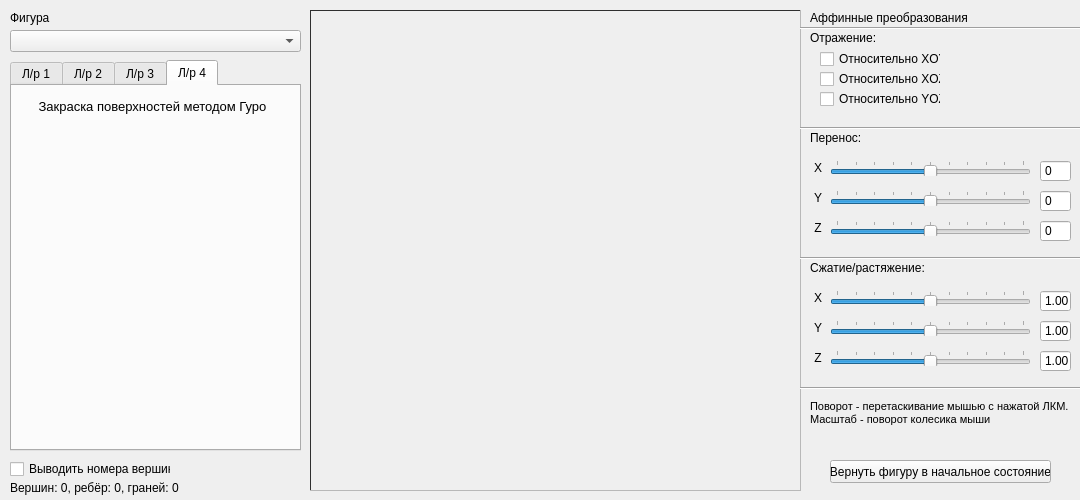
SmirnuX/crystalls, file mainwindow.ui: the form before one commit.
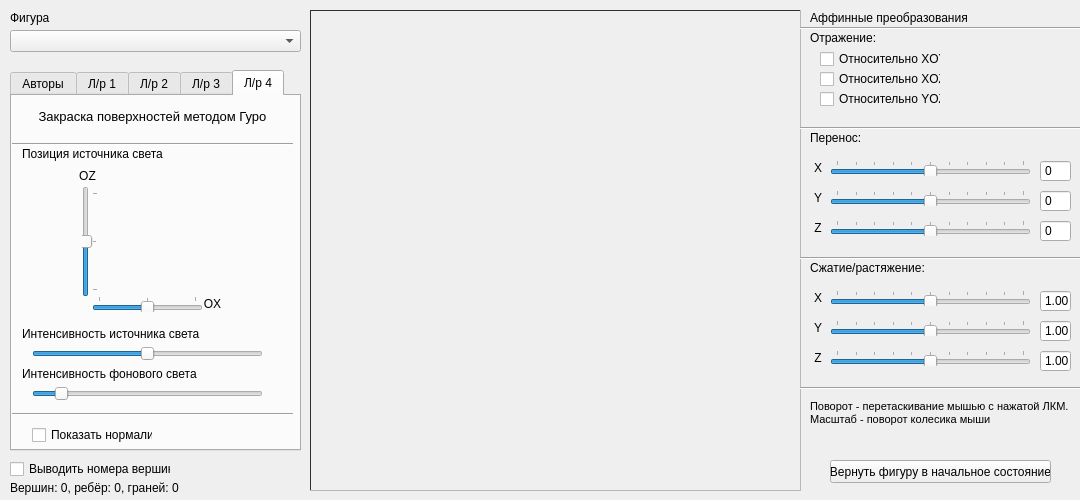
The form after the commit. The open tabs and pages were chosen to show the change. Custom widgets are drawn as their Qt base class.

```diff
--- a/mainwindow.ui
+++ b/mainwindow.ui
@@ -1004,9 +1004,9 @@
     <property name="geometry">
      <rect>
       <x>10</x>
-      <y>60</y>
+      <y>70</y>
       <width>291</width>
-      <height>391</height>
+      <height>381</height>
      </rect>
     </property>
     <property name="tabShape">
@@ -1018,6 +1018,142 @@
     <property name="tabsClosable">
      <bool>false</bool>
     </property>
+    <widget class="QWidget" name="tab_about">
+     <attribute name="title">
+      <string>Авторы</string>
+     </attribute>
+     <widget class="QLabel" name="coordsName_13">
+      <property name="geometry">
+       <rect>
+        <x>10</x>
+        <y>10</y>
+        <width>261</width>
+        <height>16</height>
+       </rect>
+      </property>
+      <property name="font">
+       <font>
+        <pointsize>10</pointsize>
+        <weight>50</weight>
+        <bold>false</bold>
+       </font>
+      </property>
+      <property name="text">
+       <string>Программа сделана</string>
+      </property>
+      <property name="scaledContents">
+       <bool>false</bool>
+      </property>
+      <property name="alignment">
+       <set>Qt::AlignCenter</set>
+      </property>
+     </widget>
+     <widget class="QLabel" name="coordsName_14">
+      <property name="geometry">
+       <rect>
+        <x>40</x>
+        <y>30</y>
+        <width>201</width>
+        <height>16</height>
+       </rect>
+      </property>
+      <property name="text">
+       <string>студентами группы М3О-409Б-18:</string>
+      </property>
+      <property name="alignment">
+       <set>Qt::AlignCenter</set>
+      </property>
+     </widget>
+     <widget class="QLabel" name="coordsName_15">
+      <property name="geometry">
+       <rect>
+        <x>20</x>
+        <y>80</y>
+        <width>201</width>
+        <height>41</height>
+       </rect>
+      </property>
+      <property name="text">
+       <string>&lt;!DOCTYPE HTML PUBLIC &quot;-//W3C//DTD HTML 4.0//EN&quot; &quot;http://www.w3.org/TR/REC-html40/strict.dtd&quot;&gt;
+&lt;html&gt;&lt;head&gt;&lt;meta name=&quot;qrichtext&quot; content=&quot;1&quot; /&gt;&lt;style type=&quot;text/css&quot;&gt;
+p, li { white-space: pre-wrap; }
+&lt;/style&gt;&lt;/head&gt;&lt;body style=&quot; font-family:'MS Shell Dlg 2'; font-size:8.25pt; font-weight:400; font-style:normal;&quot;&gt;
+&lt;p style=&quot; margin-top:0px; margin-bottom:0px; margin-left:0px; margin-right:0px; -qt-block-indent:0; text-indent:0px;&quot;&gt;&lt;span style=&quot; font-size:8pt; font-weight:600;&quot;&gt;Бородина Вероника:&lt;/span&gt;&lt;/p&gt;
+&lt;p style=&quot; margin-top:0px; margin-bottom:0px; margin-left:0px; margin-right:0px; -qt-block-indent:0; text-indent:0px;&quot;&gt;&lt;span style=&quot; font-size:8pt;&quot;&gt;        Пентагондодекаэдр&lt;/span&gt;&lt;/p&gt;
+&lt;p style=&quot; margin-top:0px; margin-bottom:0px; margin-left:0px; margin-right:0px; -qt-block-indent:0; text-indent:0px;&quot;&gt;&lt;span style=&quot; font-size:8pt;&quot;&gt;        &amp;lt;Кристалл N2&amp;gt;&lt;/span&gt;&lt;/p&gt;&lt;/body&gt;&lt;/html&gt;</string>
+      </property>
+     </widget>
+     <widget class="QLabel" name="coordsName_16">
+      <property name="geometry">
+       <rect>
+        <x>20</x>
+        <y>150</y>
+        <width>201</width>
+        <height>41</height>
+       </rect>
+      </property>
+      <property name="text">
+       <string>&lt;!DOCTYPE HTML PUBLIC &quot;-//W3C//DTD HTML 4.0//EN&quot; &quot;http://www.w3.org/TR/REC-html40/strict.dtd&quot;&gt;
+&lt;html&gt;&lt;head&gt;&lt;meta name=&quot;qrichtext&quot; content=&quot;1&quot; /&gt;&lt;style type=&quot;text/css&quot;&gt;
+p, li { white-space: pre-wrap; }
+&lt;/style&gt;&lt;/head&gt;&lt;body style=&quot; font-family:'MS Shell Dlg 2'; font-size:8.25pt; font-weight:400; font-style:normal;&quot;&gt;
+&lt;p style=&quot; margin-top:0px; margin-bottom:0px; margin-left:0px; margin-right:0px; -qt-block-indent:0; text-indent:0px;&quot;&gt;&lt;span style=&quot; font-size:8pt; font-weight:600;&quot;&gt;Володина Ирина:&lt;/span&gt;&lt;/p&gt;
+&lt;p style=&quot; margin-top:0px; margin-bottom:0px; margin-left:0px; margin-right:0px; -qt-block-indent:0; text-indent:0px;&quot;&gt;&lt;span style=&quot; font-size:8pt;&quot;&gt;        Тригональный трапецоэдр&lt;/span&gt;&lt;/p&gt;
+&lt;p style=&quot; margin-top:0px; margin-bottom:0px; margin-left:0px; margin-right:0px; -qt-block-indent:0; text-indent:0px;&quot;&gt;&lt;span style=&quot; font-size:8pt;&quot;&gt;        Пентагонтритетраэдр&lt;/span&gt;&lt;/p&gt;&lt;/body&gt;&lt;/html&gt;</string>
+      </property>
+     </widget>
+     <widget class="QLabel" name="coordsName_17">
+      <property name="geometry">
+       <rect>
+        <x>20</x>
+        <y>220</y>
+        <width>201</width>
+        <height>41</height>
+       </rect>
+      </property>
+      <property name="text">
+       <string>&lt;!DOCTYPE HTML PUBLIC &quot;-//W3C//DTD HTML 4.0//EN&quot; &quot;http://www.w3.org/TR/REC-html40/strict.dtd&quot;&gt;
+&lt;html&gt;&lt;head&gt;&lt;meta name=&quot;qrichtext&quot; content=&quot;1&quot; /&gt;&lt;style type=&quot;text/css&quot;&gt;
+p, li { white-space: pre-wrap; }
+&lt;/style&gt;&lt;/head&gt;&lt;body style=&quot; font-family:'MS Shell Dlg 2'; font-size:8.25pt; font-weight:400; font-style:normal;&quot;&gt;
+&lt;p style=&quot; margin-top:0px; margin-bottom:0px; margin-left:0px; margin-right:0px; -qt-block-indent:0; text-indent:0px;&quot;&gt;&lt;span style=&quot; font-size:8pt; font-weight:600;&quot;&gt;Смирнов Василий:&lt;/span&gt;&lt;/p&gt;
+&lt;p style=&quot; margin-top:0px; margin-bottom:0px; margin-left:0px; margin-right:0px; -qt-block-indent:0; text-indent:0px;&quot;&gt;&lt;span style=&quot; font-size:8pt;&quot;&gt;        Дитригональная дипирамида&lt;/span&gt;&lt;/p&gt;
+&lt;p style=&quot; margin-top:0px; margin-bottom:0px; margin-left:0px; margin-right:0px; -qt-block-indent:0; text-indent:0px;&quot;&gt;&lt;span style=&quot; font-size:8pt;&quot;&gt;        Пентагонтриоктаэдр&lt;/span&gt;&lt;/p&gt;&lt;/body&gt;&lt;/html&gt;</string>
+      </property>
+     </widget>
+     <widget class="QLabel" name="coordsName_18">
+      <property name="geometry">
+       <rect>
+        <x>20</x>
+        <y>290</y>
+        <width>201</width>
+        <height>41</height>
+       </rect>
+      </property>
+      <property name="text">
+       <string>&lt;!DOCTYPE HTML PUBLIC &quot;-//W3C//DTD HTML 4.0//EN&quot; &quot;http://www.w3.org/TR/REC-html40/strict.dtd&quot;&gt;
+&lt;html&gt;&lt;head&gt;&lt;meta name=&quot;qrichtext&quot; content=&quot;1&quot; /&gt;&lt;style type=&quot;text/css&quot;&gt;
+p, li { white-space: pre-wrap; }
+&lt;/style&gt;&lt;/head&gt;&lt;body style=&quot; font-family:'MS Shell Dlg 2'; font-size:8.25pt; font-weight:400; font-style:normal;&quot;&gt;
+&lt;p style=&quot; margin-top:0px; margin-bottom:0px; margin-left:0px; margin-right:0px; -qt-block-indent:0; text-indent:0px;&quot;&gt;&lt;span style=&quot; font-size:8pt; font-weight:600;&quot;&gt;Шумилин Антон:&lt;/span&gt;&lt;/p&gt;
+&lt;p style=&quot; margin-top:0px; margin-bottom:0px; margin-left:0px; margin-right:0px; -qt-block-indent:0; text-indent:0px;&quot;&gt;&lt;span style=&quot; font-size:8pt;&quot;&gt;        Дитригональная пирамида&lt;/span&gt;&lt;/p&gt;
+&lt;p style=&quot; margin-top:0px; margin-bottom:0px; margin-left:0px; margin-right:0px; -qt-block-indent:0; text-indent:0px;&quot;&gt;&lt;span style=&quot; font-size:8pt;&quot;&gt;        Арагонит&lt;/span&gt;&lt;/p&gt;&lt;/body&gt;&lt;/html&gt;</string>
+      </property>
+     </widget>
+     <widget class="Line" name="line_13">
+      <property name="geometry">
+       <rect>
+        <x>0</x>
+        <y>50</y>
+        <width>281</width>
+        <height>16</height>
+       </rect>
+      </property>
+      <property name="orientation">
+       <enum>Qt::Horizontal</enum>
+      </property>
+     </widget>
+    </widget>
     <widget class="QWidget" name="tab_L1">
      <attribute name="title">
       <string>Л/р 1</string>
@@ -2735,6 +2871,204 @@
        <bool>true</bool>
       </property>
      </widget>
+     <widget class="QCheckBox" name="ShowNormals">
+      <property name="geometry">
+       <rect>
+        <x>20</x>
+        <y>330</y>
+        <width>121</width>
+        <height>18</height>
+       </rect>
+      </property>
+      <property name="text">
+       <string>Показать нормали</string>
+      </property>
+     </widget>
+     <widget class="QLabel" name="label_17">
+      <property name="geometry">
+       <rect>
+        <x>10</x>
+        <y>50</y>
+        <width>161</width>
+        <height>16</height>
+       </rect>
+      </property>
+      <property name="text">
+       <string>Позиция источника света</string>
+      </property>
+     </widget>
+     <widget class="Line" name="line_9">
+      <property name="geometry">
+       <rect>
+        <x>0</x>
+        <y>310</y>
+        <width>281</width>
+        <height>16</height>
+       </rect>
+      </property>
+      <property name="orientation">
+       <enum>Qt::Horizontal</enum>
+      </property>
+     </widget>
+     <widget class="QSlider" name="lightZ">
+      <property name="geometry">
+       <rect>
+        <x>70</x>
+        <y>90</y>
+        <width>16</width>
+        <height>111</height>
+       </rect>
+      </property>
+      <property name="minimum">
+       <number>-314</number>
+      </property>
+      <property name="maximum">
+       <number>314</number>
+      </property>
+      <property name="orientation">
+       <enum>Qt::Vertical</enum>
+      </property>
+      <property name="tickPosition">
+       <enum>QSlider::TicksBelow</enum>
+      </property>
+      <property name="tickInterval">
+       <number>314</number>
+      </property>
+     </widget>
+     <widget class="QSlider" name="lightX">
+      <property name="geometry">
+       <rect>
+        <x>80</x>
+        <y>200</y>
+        <width>111</width>
+        <height>16</height>
+       </rect>
+      </property>
+      <property name="minimum">
+       <number>-314</number>
+      </property>
+      <property name="maximum">
+       <number>314</number>
+      </property>
+      <property name="orientation">
+       <enum>Qt::Horizontal</enum>
+      </property>
+      <property name="tickPosition">
+       <enum>QSlider::TicksAbove</enum>
+      </property>
+      <property name="tickInterval">
+       <number>314</number>
+      </property>
+     </widget>
+     <widget class="QLabel" name="label_23">
+      <property name="geometry">
+       <rect>
+        <x>190</x>
+        <y>200</y>
+        <width>21</width>
+        <height>16</height>
+       </rect>
+      </property>
+      <property name="text">
+       <string>OX</string>
+      </property>
+      <property name="alignment">
+       <set>Qt::AlignCenter</set>
+      </property>
+     </widget>
+     <widget class="QLabel" name="label_24">
+      <property name="geometry">
+       <rect>
+        <x>60</x>
+        <y>70</y>
+        <width>31</width>
+        <height>20</height>
+       </rect>
+      </property>
+      <property name="text">
+       <string>OZ</string>
+      </property>
+      <property name="alignment">
+       <set>Qt::AlignCenter</set>
+      </property>
+     </widget>
+     <widget class="QSlider" name="Brightness">
+      <property name="geometry">
+       <rect>
+        <x>20</x>
+        <y>250</y>
+        <width>231</width>
+        <height>16</height>
+       </rect>
+      </property>
+      <property name="maximum">
+       <number>50</number>
+      </property>
+      <property name="value">
+       <number>25</number>
+      </property>
+      <property name="orientation">
+       <enum>Qt::Horizontal</enum>
+      </property>
+     </widget>
+     <widget class="QLabel" name="label_25">
+      <property name="geometry">
+       <rect>
+        <x>10</x>
+        <y>230</y>
+        <width>181</width>
+        <height>16</height>
+       </rect>
+      </property>
+      <property name="text">
+       <string>Интенсивность источника света</string>
+      </property>
+     </widget>
+     <widget class="Line" name="line_11">
+      <property name="geometry">
+       <rect>
+        <x>0</x>
+        <y>40</y>
+        <width>281</width>
+        <height>16</height>
+       </rect>
+      </property>
+      <property name="orientation">
+       <enum>Qt::Horizontal</enum>
+      </property>
+     </widget>
+     <widget class="QLabel" name="label_26">
+      <property name="geometry">
+       <rect>
+        <x>10</x>
+        <y>270</y>
+        <width>181</width>
+        <height>16</height>
+       </rect>
+      </property>
+      <property name="text">
+       <string>Интенсивность фонового света</string>
+      </property>
+     </widget>
+     <widget class="QSlider" name="Ambient">
+      <property name="geometry">
+       <rect>
+        <x>20</x>
+        <y>290</y>
+        <width>231</width>
+        <height>16</height>
+       </rect>
+      </property>
+      <property name="maximum">
+       <number>10</number>
+      </property>
+      <property name="value">
+       <number>1</number>
+      </property>
+      <property name="orientation">
+       <enum>Qt::Horizontal</enum>
+      </property>
+     </widget>
     </widget>
    </widget>
   </widget>
```
Left out of the diff: 79 changed lines with no effect on the pictures.
